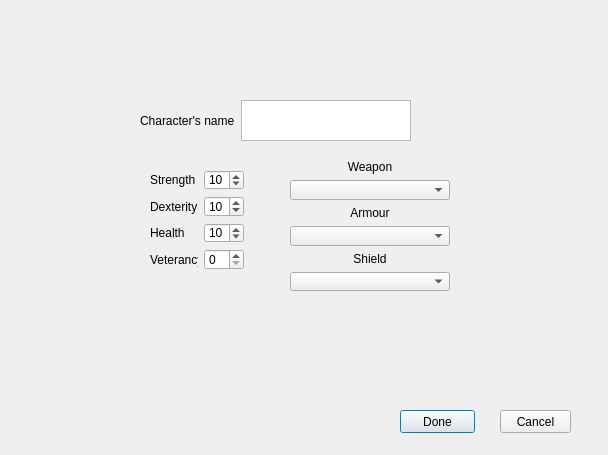
PajTajster/GCS-GUI, file GCS-GUI/playercreationmenu.ui: the form before one commit.
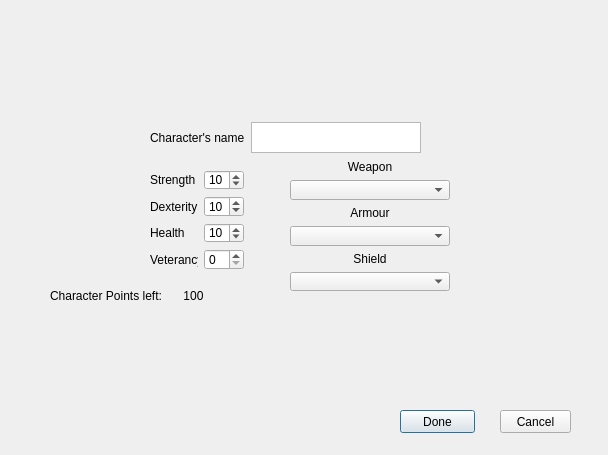
The form after the commit.

```diff
--- a/GCS-GUI/playercreationmenu.ui
+++ b/GCS-GUI/playercreationmenu.ui
@@ -191,10 +191,10 @@
   <widget class="QWidget" name="horizontalLayoutWidget">
    <property name="geometry">
     <rect>
-     <x>140</x>
-     <y>100</y>
+     <x>150</x>
+     <y>122</y>
      <width>271</width>
-     <height>41</height>
+     <height>31</height>
     </rect>
    </property>
    <layout class="QHBoxLayout" name="horizontalLayout">
@@ -210,6 +210,35 @@
     </item>
    </layout>
   </widget>
+  <widget class="QLabel" name="characterPointsLabel">
+   <property name="geometry">
+    <rect>
+     <x>50</x>
+     <y>280</y>
+     <width>111</width>
+     <height>31</height>
+    </rect>
+   </property>
+   <property name="text">
+    <string>Character Points left: </string>
+   </property>
+  </widget>
+  <widget class="QLabel" name="pointsLeftLabel">
+   <property name="geometry">
+    <rect>
+     <x>170</x>
+     <y>280</y>
+     <width>47</width>
+     <height>31</height>
+    </rect>
+   </property>
+   <property name="text">
+    <string>100</string>
+   </property>
+   <property name="alignment">
+    <set>Qt::AlignCenter</set>
+   </property>
+  </widget>
  </widget>
  <resources/>
  <connections/>
```
